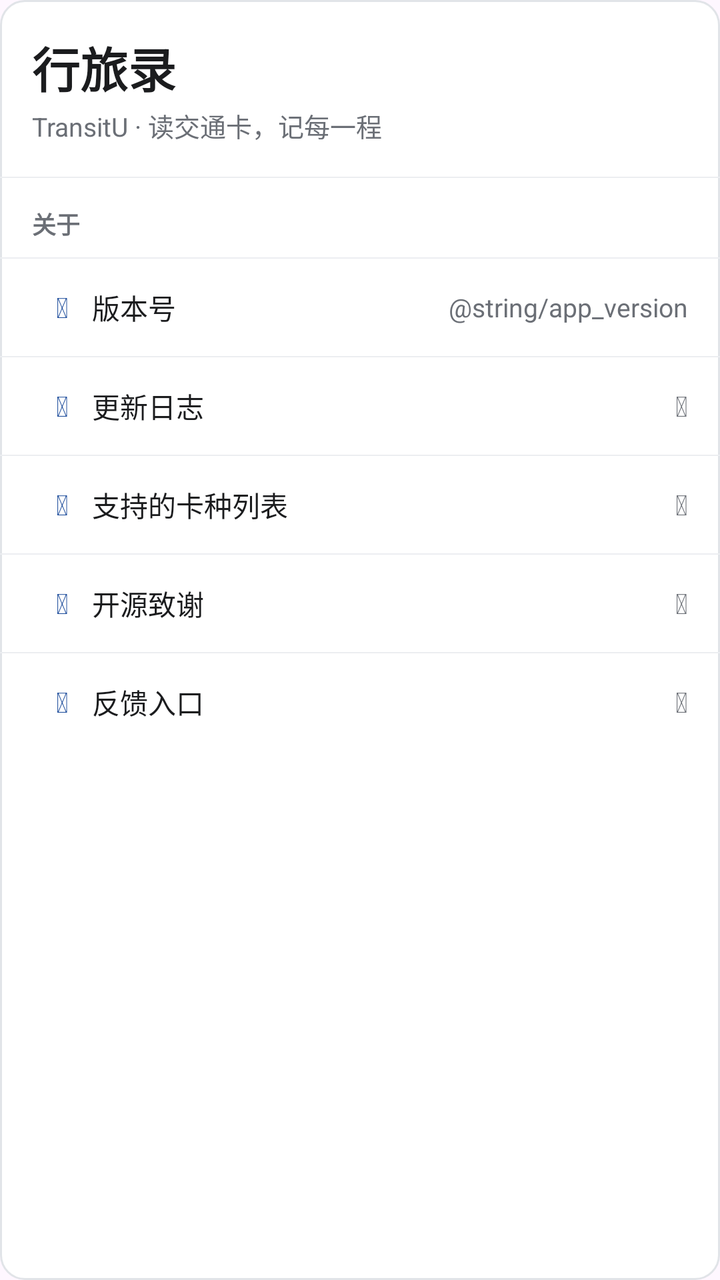
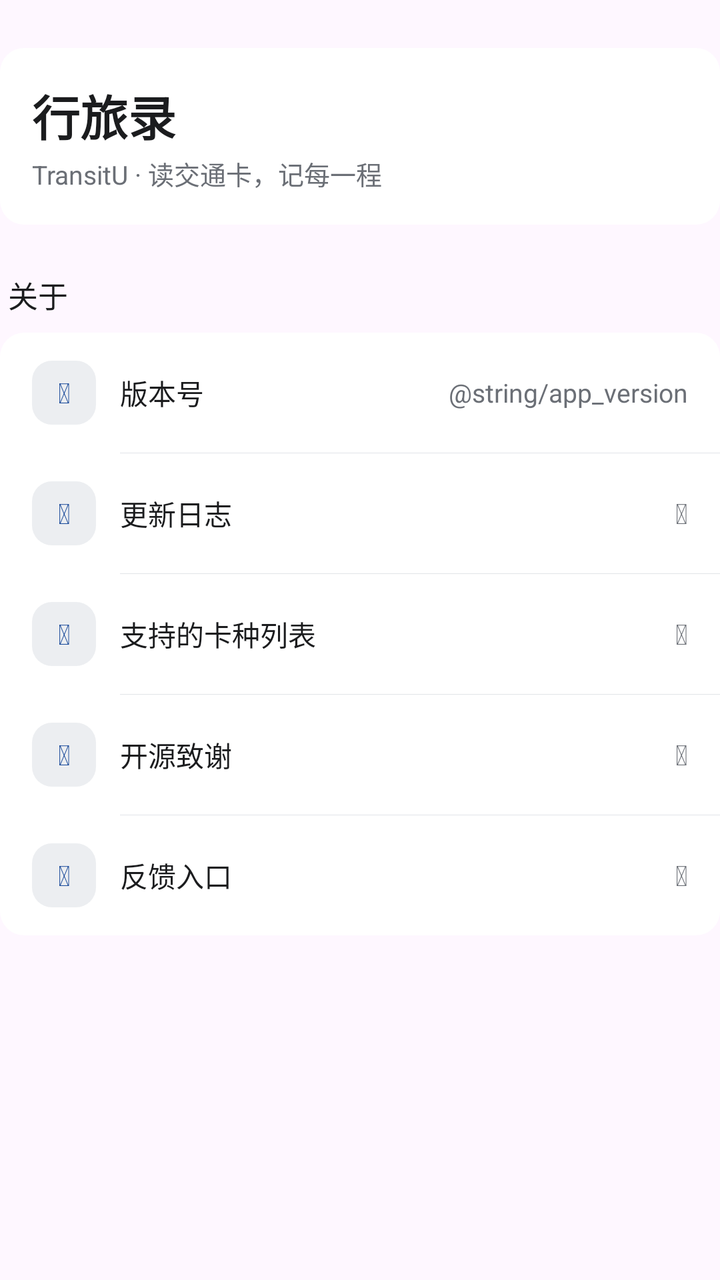

Two renders of the same Android screen: before a commit and after it. Below are the layout's source before the change and the commit's diff.
<!-- AndroidManifest.xml: application theme Theme.TransitU -->
<!-- res/layout/section_about.xml -->
<?xml version="1.0" encoding="utf-8"?>
<LinearLayout xmlns:android="http://schemas.android.com/apk/res/android"
    android:layout_width="match_parent"
    android:layout_height="wrap_content"
    android:orientation="vertical"
    android:background="@drawable/bg_content_card"
    android:divider="@drawable/bg_row_divider"
    android:showDividers="middle"
    android:layout_marginBottom="24dp">

    <LinearLayout
        android:layout_width="match_parent"
        android:layout_height="wrap_content"
        android:orientation="vertical"
        android:paddingStart="16dp"
        android:paddingTop="16dp"
        android:paddingEnd="16dp"
        android:paddingBottom="16dp">

        <TextView
            android:layout_width="wrap_content"
            android:layout_height="wrap_content"
            android:text="@string/app_name"
            android:textColor="@color/ink"
            android:textSize="24sp"
            android:textStyle="bold" />

        <TextView
            android:layout_width="wrap_content"
            android:layout_height="wrap_content"
            android:layout_marginTop="2dp"
            android:text="@string/brand_lockup"
            android:textColor="@color/ink_3"
            android:textSize="13sp" />
    </LinearLayout>

    <TextView
        android:layout_width="wrap_content"
        android:layout_height="wrap_content"
        android:text="关于"
        android:textColor="@color/ink_3"
        android:textSize="12sp"
        android:textStyle="bold"
        android:paddingStart="16dp"
        android:paddingTop="14dp"
        android:paddingBottom="8dp" />

    <LinearLayout
        android:layout_width="match_parent"
        android:layout_height="wrap_content"
        android:orientation="horizontal"
        android:gravity="center_vertical"
        android:paddingStart="16dp"
        android:paddingEnd="16dp"
        android:paddingTop="14dp"
        android:paddingBottom="14dp">

        <TextView
            android:id="@+id/iconVersion"
            android:layout_width="30dp"
            android:layout_height="wrap_content"
            android:layout_gravity="center_vertical"
            android:gravity="center"
            android:text="&#xf02b;"
            android:textColor="@color/accent"
            android:textSize="14sp"
            android:tag="fa" />

        <TextView
            android:layout_width="0dp"
            android:layout_height="wrap_content"
            android:layout_weight="1"
            android:text="版本号"
            android:textColor="@color/ink"
            android:textSize="14sp" />
        <TextView
            android:layout_width="wrap_content"
            android:layout_height="wrap_content"
            android:text="@string/app_version"
            android:textColor="@color/ink_3"
            android:textSize="13sp" />
    </LinearLayout>

    <LinearLayout
        android:layout_width="match_parent"
        android:layout_height="wrap_content"
        android:orientation="horizontal"
        android:gravity="center_vertical"
        android:paddingStart="16dp"
        android:paddingEnd="16dp"
        android:paddingTop="14dp"
        android:paddingBottom="14dp">

        <TextView
            android:id="@+id/iconChangelog"
            android:layout_width="30dp"
            android:layout_height="wrap_content"
            android:layout_gravity="center_vertical"
            android:gravity="center"
            android:text="&#xf1da;"
            android:textColor="@color/accent"
            android:textSize="14sp"
            android:tag="fa" />

        <TextView
            android:layout_width="0dp"
            android:layout_height="wrap_content"
            android:layout_weight="1"
            android:text="更新日志"
            android:textColor="@color/ink"
            android:textSize="14sp" />
        <TextView
            android:layout_width="wrap_content"
            android:layout_height="wrap_content"
            android:text="&#xf054;"
            android:textColor="@color/ink_3"
            android:textSize="14sp"
            android:tag="fa" />
    </LinearLayout>

    <LinearLayout
        android:layout_width="match_parent"
        android:layout_height="wrap_content"
        android:orientation="horizontal"
        android:gravity="center_vertical"
        android:paddingStart="16dp"
        android:paddingEnd="16dp"
        android:paddingTop="14dp"
        android:paddingBottom="14dp">

        <TextView
            android:id="@+id/iconSupportedCards"
            android:layout_width="30dp"
            android:layout_height="wrap_content"
            android:layout_gravity="center_vertical"
            android:gravity="center"
            android:text="&#xf0ae;"
            android:textColor="@color/accent"
            android:textSize="14sp"
            android:tag="fa" />

        <TextView
            android:layout_width="0dp"
            android:layout_height="wrap_content"
            android:layout_weight="1"
            android:text="支持的卡种列表"
            android:textColor="@color/ink"
            android:textSize="14sp" />
        <TextView
            android:layout_width="wrap_content"
            android:layout_height="wrap_content"
            android:text="&#xf054;"
            android:textColor="@color/ink_3"
            android:textSize="14sp"
            android:tag="fa" />
    </LinearLayout>

    <LinearLayout
        android:layout_width="match_parent"
        android:layout_height="wrap_content"
        android:orientation="horizontal"
        android:gravity="center_vertical"
        android:paddingStart="16dp"
        android:paddingEnd="16dp"
        android:paddingTop="14dp"
        android:paddingBottom="14dp">

        <TextView
            android:id="@+id/iconOpenSource"
            android:layout_width="30dp"
            android:layout_height="wrap_content"
            android:layout_gravity="center_vertical"
            android:gravity="center"
            android:text="&#xf004;"
            android:textColor="@color/accent"
            android:textSize="14sp"
            android:tag="fa" />

        <TextView
            android:layout_width="0dp"
            android:layout_height="wrap_content"
            android:layout_weight="1"
            android:text="开源致谢"
            android:textColor="@color/ink"
            android:textSize="14sp" />
        <TextView
            android:layout_width="wrap_content"
            android:layout_height="wrap_content"
            android:text="&#xf054;"
            android:textColor="@color/ink_3"
            android:textSize="14sp"
            android:tag="fa" />
    </LinearLayout>

    <LinearLayout
        android:id="@+id/rowFeedback"
        android:layout_width="match_parent"
        android:layout_height="wrap_content"
        android:orientation="horizontal"
        android:gravity="center_vertical"
        android:paddingStart="16dp"
        android:paddingEnd="16dp"
        android:paddingTop="14dp"
        android:paddingBottom="14dp"
        android:clickable="true"
        android:focusable="true">

        <TextView
            android:id="@+id/iconFeedback"
            android:layout_width="30dp"
            android:layout_height="wrap_content"
            android:layout_gravity="center_vertical"
            android:gravity="center"
            android:text="&#xf0e0;"
            android:textColor="@color/accent"
            android:textSize="14sp"
            android:tag="fa" />

        <TextView
            android:layout_width="0dp"
            android:layout_height="wrap_content"
            android:layout_weight="1"
            android:text="反馈入口"
            android:textColor="@color/ink"
            android:textSize="14sp" />
        <TextView
            android:layout_width="wrap_content"
            android:layout_height="wrap_content"
            android:text="&#xf0c1;"
            android:textColor="@color/ink_3"
            android:textSize="14sp"
            android:tag="fa" />
    </LinearLayout>
</LinearLayout>
<!-- resources referenced by this layout -->
<resources>
  <color name="accent">#1F4E9C</color>
  <color name="ink">#1B1C1E</color>
  <color name="ink_3">#6B6F76</color>
  <!-- drawable bg_content_card (drawable) -->
  <?xml version="1.0" encoding="utf-8"?>
  <shape xmlns:android="http://schemas.android.com/apk/res/android">
      <solid android:color="#FFFFFF" />
      <corners android:radius="12dp" />
      <stroke android:width="1dp" android:color="@color/line" />
  </shape>
  <!-- drawable bg_row_divider (drawable) -->
  <?xml version="1.0" encoding="utf-8"?>
  <shape xmlns:android="http://schemas.android.com/apk/res/android">
      <size android:height="0.5dp" />
      <solid android:color="@color/fill" />
  </shape>
  <string name="app_name">行旅录</string>
  <string name="brand_lockup">TransitU · 读交通卡，记每一程</string>
  <style name="Theme.TransitU" parent="Theme.Material3.DayNight.NoActionBar">
          
          <item name="android:textSelectHandle">@drawable/tu_text_select_handle_middle</item>
          <item name="android:textSelectHandleLeft">@drawable/tu_text_select_handle_left</item>
          <item name="android:textSelectHandleRight">@drawable/tu_text_select_handle_right</item>
  
          
          <item name="android:textColorHighlight">@color/m3_highlighted_text</item>
      </style>
  <color name="line">#E1E4E8</color>
  <color name="fill">#ECEEF1</color>
  <!-- drawable tu_text_select_handle_middle (drawable) -->
  <?xml version="1.0" encoding="utf-8"?>
  <bitmap xmlns:android="http://schemas.android.com/apk/res/android"
      android:src="@drawable/abc_text_select_handle_middle_mtrl"
      android:tint="?attr/colorPrimary"
      android:tintMode="src_in" />
  <!-- drawable tu_text_select_handle_left (drawable) -->
  <?xml version="1.0" encoding="utf-8"?>
  <bitmap xmlns:android="http://schemas.android.com/apk/res/android"
      android:src="@drawable/abc_text_select_handle_left_mtrl"
      android:tint="?attr/colorPrimary"
      android:tintMode="src_in" />
  <!-- drawable tu_text_select_handle_right (drawable) -->
  <?xml version="1.0" encoding="utf-8"?>
  <bitmap xmlns:android="http://schemas.android.com/apk/res/android"
      android:src="@drawable/abc_text_select_handle_right_mtrl"
      android:tint="?attr/colorPrimary"
      android:tintMode="src_in" />
</resources>

<!-- the commit's change to res/layout/section_about.xml (unified diff, before → after) -->
@@ -3,232 +3,238 @@
     android:layout_width="match_parent"
     android:layout_height="wrap_content"
     android:orientation="vertical"
-    android:background="@drawable/bg_content_card"
-    android:divider="@drawable/bg_row_divider"
-    android:showDividers="middle"
-    android:layout_marginBottom="24dp">
-
-    <LinearLayout
-        android:layout_width="match_parent"
-        android:layout_height="wrap_content"
-        android:orientation="vertical"
-        android:paddingStart="16dp"
-        android:paddingTop="16dp"
-        android:paddingEnd="16dp"
-        android:paddingBottom="16dp">
-
-        <TextView
-            android:layout_width="wrap_content"
-            android:layout_height="wrap_content"
-            android:text="@string/app_name"
-            android:textColor="@color/ink"
-            android:textSize="24sp"
-            android:textStyle="bold" />
-
-        <TextView
-            android:layout_width="wrap_content"
-            android:layout_height="wrap_content"
-            android:layout_marginTop="2dp"
-            android:text="@string/brand_lockup"
-            android:textColor="@color/ink_3"
-            android:textSize="13sp" />
+    android:paddingTop="24dp">
+
+    <LinearLayout style="@style/SettingsSectionCard">
+
+        <LinearLayout
+            android:layout_width="match_parent"
+            android:layout_height="wrap_content"
+            android:orientation="vertical"
+            android:paddingStart="16dp"
+            android:paddingTop="16dp"
+            android:paddingEnd="16dp"
+            android:paddingBottom="16dp">
+
+            <TextView
+                android:layout_width="wrap_content"
+                android:layout_height="wrap_content"
+                android:text="@string/app_name"
+                android:textColor="@color/ink"
+                android:textSize="24sp"
+                android:textStyle="bold" />
+
+            <TextView
+                android:layout_width="wrap_content"
+                android:layout_height="wrap_content"
+                android:layout_marginTop="2dp"
+                android:text="@string/brand_lockup"
+                android:textColor="@color/ink_3"
+                android:textSize="13sp" />
+        </LinearLayout>
     </LinearLayout>
 
     <TextView
-        android:layout_width="wrap_content"
-        android:layout_height="wrap_content"
-        android:text="关于"
-        android:textColor="@color/ink_3"
-        android:textSize="12sp"
-        android:textStyle="bold"
-        android:paddingStart="16dp"
-        android:paddingTop="14dp"
-        android:paddingBottom="8dp" />
-
-    <LinearLayout
-        android:layout_width="match_parent"
-        android:layout_height="wrap_content"
-        android:orientation="horizontal"
-        android:gravity="center_vertical"
-        android:paddingStart="16dp"
-        android:paddingEnd="16dp"
-        android:paddingTop="14dp"
-        android:paddingBottom="14dp">
-
-        <TextView
-            android:id="@+id/iconVersion"
-            android:layout_width="30dp"
-            android:layout_height="wrap_content"
-            android:layout_gravity="center_vertical"
-            android:gravity="center"
-            android:text="&#xf02b;"
-            android:textColor="@color/accent"
-            android:textSize="14sp"
-            android:tag="fa" />
-
-        <TextView
-            android:layout_width="0dp"
-            android:layout_height="wrap_content"
-            android:layout_weight="1"
-            android:text="版本号"
-            android:textColor="@color/ink"
-            android:textSize="14sp" />
-        <TextView
-            android:layout_width="wrap_content"
-            android:layout_height="wrap_content"
-            android:text="@string/app_version"
-            android:textColor="@color/ink_3"
-            android:textSize="13sp" />
-    </LinearLayout>
-
-    <LinearLayout
-        android:layout_width="match_parent"
-        android:layout_height="wrap_content"
-        android:orientation="horizontal"
-        android:gravity="center_vertical"
-        android:paddingStart="16dp"
-        android:paddingEnd="16dp"
-        android:paddingTop="14dp"
-        android:paddingBottom="14dp">
-
-        <TextView
-            android:id="@+id/iconChangelog"
-            android:layout_width="30dp"
-            android:layout_height="wrap_content"
-            android:layout_gravity="center_vertical"
-            android:gravity="center"
-            android:text="&#xf1da;"
-            android:textColor="@color/accent"
-            android:textSize="14sp"
-            android:tag="fa" />
-
-        <TextView
-            android:layout_width="0dp"
-            android:layout_height="wrap_content"
-            android:layout_weight="1"
-            android:text="更新日志"
-            android:textColor="@color/ink"
-            android:textSize="14sp" />
-        <TextView
-            android:layout_width="wrap_content"
-            android:layout_height="wrap_content"
-            android:text="&#xf054;"
-            android:textColor="@color/ink_3"
-            android:textSize="14sp"
-            android:tag="fa" />
-    </LinearLayout>
-
-    <LinearLayout
-        android:layout_width="match_parent"
-        android:layout_height="wrap_content"
-        android:orientation="horizontal"
-        android:gravity="center_vertical"
-        android:paddingStart="16dp"
-        android:paddingEnd="16dp"
-        android:paddingTop="14dp"
-        android:paddingBottom="14dp">
-
-        <TextView
-            android:id="@+id/iconSupportedCards"
-            android:layout_width="30dp"
-            android:layout_height="wrap_content"
-            android:layout_gravity="center_vertical"
-            android:gravity="center"
-            android:text="&#xf0ae;"
-            android:textColor="@color/accent"
-            android:textSize="14sp"
-            android:tag="fa" />
-
-        <TextView
-            android:layout_width="0dp"
-            android:layout_height="wrap_content"
-            android:layout_weight="1"
-            android:text="支持的卡种列表"
-            android:textColor="@color/ink"
-            android:textSize="14sp" />
-        <TextView
-            android:layout_width="wrap_content"
-            android:layout_height="wrap_content"
-            android:text="&#xf054;"
-            android:textColor="@color/ink_3"
-            android:textSize="14sp"
-            android:tag="fa" />
-    </LinearLayout>
-
-    <LinearLayout
-        android:layout_width="match_parent"
-        android:layout_height="wrap_content"
-        android:orientation="horizontal"
-        android:gravity="center_vertical"
-        android:paddingStart="16dp"
-        android:paddingEnd="16dp"
-        android:paddingTop="14dp"
-        android:paddingBottom="14dp">
-
-        <TextView
-            android:id="@+id/iconOpenSource"
-            android:layout_width="30dp"
-            android:layout_height="wrap_content"
-            android:layout_gravity="center_vertical"
-            android:gravity="center"
-            android:text="&#xf004;"
-            android:textColor="@color/accent"
-            android:textSize="14sp"
-            android:tag="fa" />
-
-        <TextView
-            android:layout_width="0dp"
-            android:layout_height="wrap_content"
-            android:layout_weight="1"
-            android:text="开源致谢"
-            android:textColor="@color/ink"
-            android:textSize="14sp" />
-        <TextView
-            android:layout_width="wrap_content"
-            android:layout_height="wrap_content"
-            android:text="&#xf054;"
-            android:textColor="@color/ink_3"
-            android:textSize="14sp"
-            android:tag="fa" />
-    </LinearLayout>
-
-    <LinearLayout
-        android:id="@+id/rowFeedback"
-        android:layout_width="match_parent"
-        android:layout_height="wrap_content"
-        android:orientation="horizontal"
-        android:gravity="center_vertical"
-        android:paddingStart="16dp"
-        android:paddingEnd="16dp"
-        android:paddingTop="14dp"
-        android:paddingBottom="14dp"
-        android:clickable="true"
-        android:focusable="true">
-
-        <TextView
-            android:id="@+id/iconFeedback"
-            android:layout_width="30dp"
-            android:layout_height="wrap_content"
-            android:layout_gravity="center_vertical"
-            android:gravity="center"
-            android:text="&#xf0e0;"
-            android:textColor="@color/accent"
-            android:textSize="14sp"
-            android:tag="fa" />
-
-        <TextView
-            android:layout_width="0dp"
-            android:layout_height="wrap_content"
-            android:layout_weight="1"
-            android:text="反馈入口"
-            android:textColor="@color/ink"
-            android:textSize="14sp" />
-        <TextView
-            android:layout_width="wrap_content"
-            android:layout_height="wrap_content"
-            android:text="&#xf0c1;"
-            android:textColor="@color/ink_3"
-            android:textSize="14sp"
-            android:tag="fa" />
+        style="@style/SettingsSectionTitle"
+        android:text="关于" />
+
+    <LinearLayout style="@style/SettingsSectionCard">
+
+        <LinearLayout
+            android:layout_width="match_parent"
+            android:layout_height="wrap_content"
+            android:orientation="horizontal"
+            android:gravity="center_vertical"
+            android:paddingStart="16dp"
+            android:paddingEnd="16dp"
+            android:paddingTop="14dp"
+            android:paddingBottom="14dp">
+
+            <TextView
+                android:id="@+id/iconVersion"
+                android:layout_width="32dp"
+                android:layout_height="32dp"
+                android:layout_gravity="center_vertical"
+                android:layout_marginEnd="12dp"
+                android:background="@drawable/bg_settings_icon"
+                android:gravity="center"
+                android:text="&#xf02b;"
+                android:textColor="@color/accent"
+                android:textSize="14sp"
+                android:tag="fa" />
+
+            <TextView
+                android:layout_width="0dp"
+                android:layout_height="wrap_content"
+                android:layout_weight="1"
+                android:text="版本号"
+                android:textColor="@color/ink"
+                android:textSize="14sp" />
+            <TextView
+                android:layout_width="wrap_content"
+                android:layout_height="wrap_content"
+                android:text="@string/app_version"
+                android:textColor="@color/ink_3"
+                android:textSize="13sp" />
+        </LinearLayout>
+
+        <LinearLayout
+            android:layout_width="match_parent"
+            android:layout_height="wrap_content"
+            android:orientation="horizontal"
+            android:gravity="center_vertical"
+            android:paddingStart="16dp"
+            android:paddingEnd="16dp"
+            android:paddingTop="14dp"
+            android:paddingBottom="14dp">
+
+            <TextView
+                android:id="@+id/iconChangelog"
+                android:layout_width="32dp"
+                android:layout_height="32dp"
+                android:layout_gravity="center_vertical"
+                android:layout_marginEnd="12dp"
+                android:background="@drawable/bg_settings_icon"
+                android:gravity="center"
+                android:text="&#xf1da;"
+                android:textColor="@color/accent"
+                android:textSize="14sp"
+                android:tag="fa" />
+
+            <TextView
+                android:layout_width="0dp"
+                android:layout_height="wrap_content"
+                android:layout_weight="1"
+                android:text="更新日志"
+                android:textColor="@color/ink"
+                android:textSize="14sp" />
+            <TextView
+                android:layout_width="wrap_content"
+                android:layout_height="wrap_content"
+                android:text="&#xf054;"
+                android:textColor="@color/ink_3"
+                android:textSize="14sp"
+                android:tag="fa" />
+        </LinearLayout>
+
+        <LinearLayout
+            android:layout_width="match_parent"
+            android:layout_height="wrap_content"
+            android:orientation="horizontal"
+            android:gravity="center_vertical"
+            android:paddingStart="16dp"
+            android:paddingEnd="16dp"
+            android:paddingTop="14dp"
+            android:paddingBottom="14dp">
+
+            <TextView
+                android:id="@+id/iconSupportedCards"
+                android:layout_width="32dp"
+                android:layout_height="32dp"
+                android:layout_gravity="center_vertical"
+                android:layout_marginEnd="12dp"
+                android:background="@drawable/bg_settings_icon"
+                android:gravity="center"
+                android:text="&#xf0ae;"
+                android:textColor="@color/accent"
+                android:textSize="14sp"
+                android:tag="fa" />
+
+            <TextView
+                android:layout_width="0dp"
+                android:layout_height="wrap_content"
+                android:layout_weight="1"
+                android:text="支持的卡种列表"
+                android:textColor="@color/ink"
+                android:textSize="14sp" />
+            <TextView
+                android:layout_width="wrap_content"
+                android:layout_height="wrap_content"
+                android:text="&#xf054;"
+                android:textColor="@color/ink_3"
+                android:textSize="14sp"
+                android:tag="fa" />
+        </LinearLayout>
+
+        <LinearLayout
+            android:layout_width="match_parent"
+            android:layout_height="wrap_content"
+            android:orientation="horizontal"
+            android:gravity="center_vertical"
+            android:paddingStart="16dp"
+            android:paddingEnd="16dp"
+            android:paddingTop="14dp"
+            android:paddingBottom="14dp">
+
+            <TextView
+                android:id="@+id/iconOpenSource"
+                android:layout_width="32dp"
+                android:layout_height="32dp"
+                android:layout_gravity="center_vertical"
+                android:layout_marginEnd="12dp"
+                android:background="@drawable/bg_settings_icon"
+                android:gravity="center"
+                android:text="&#xf004;"
+                android:textColor="@color/accent"
+                android:textSize="14sp"
+                android:tag="fa" />
+
+            <TextView
+                android:layout_width="0dp"
+                android:layout_height="wrap_content"
+                android:layout_weight="1"
+                android:text="开源致谢"
+                android:textColor="@color/ink"
+                android:textSize="14sp" />
+            <TextView
+                android:layout_width="wrap_content"
+                android:layout_height="wrap_content"
+                android:text="&#xf054;"
+                android:textColor="@color/ink_3"
+                android:textSize="14sp"
+                android:tag="fa" />
+        </LinearLayout>
+
+        <LinearLayout
+            android:id="@+id/rowFeedback"
+            android:layout_width="match_parent"
+            android:layout_height="wrap_content"
+            android:orientation="horizontal"
+            android:gravity="center_vertical"
+            android:paddingStart="16dp"
+            android:paddingEnd="16dp"
+            android:paddingTop="14dp"
+            android:paddingBottom="14dp"
+            android:clickable="true"
+            android:focusable="true">
+
+            <TextView
+                android:id="@+id/iconFeedback"
+                android:layout_width="32dp"
+                android:layout_height="32dp"
+                android:layout_gravity="center_vertical"
+                android:layout_marginEnd="12dp"
+                android:background="@drawable/bg_settings_icon"
+                android:gravity="center"
+                android:text="&#xf0e0;"
+                android:textColor="@color/accent"
+                android:textSize="14sp"
+                android:tag="fa" />
+
+            <TextView
+                android:layout_width="0dp"
+                android:layout_height="wrap_content"
+                android:layout_weight="1"
+                android:text="反馈入口"
+                android:textColor="@color/ink"
+                android:textSize="14sp" />
+            <TextView
+                android:layout_width="wrap_content"
+                android:layout_height="wrap_content"
+                android:text="&#xf0c1;"
+                android:textColor="@color/ink_3"
+                android:textSize="14sp"
+                android:tag="fa" />
+        </LinearLayout>
     </LinearLayout>
 </LinearLayout>
<!-- resource entries referenced after the edit -->
@@ -3,21 +3,32 @@
   <color name="accent">#1F4E9C</color>
   <color name="ink">#1B1C1E</color>
   <color name="ink_3">#6B6F76</color>
-  <!-- drawable bg_content_card (drawable) -->
+  <!-- drawable bg_settings_icon (drawable) -->
   <?xml version="1.0" encoding="utf-8"?>
   <shape xmlns:android="http://schemas.android.com/apk/res/android">
-      <solid android:color="#FFFFFF" />
-      <corners android:radius="12dp" />
-      <stroke android:width="1dp" android:color="@color/line" />
-  </shape>
-  <!-- drawable bg_row_divider (drawable) -->
-  <?xml version="1.0" encoding="utf-8"?>
-  <shape xmlns:android="http://schemas.android.com/apk/res/android">
-      <size android:height="0.5dp" />
       <solid android:color="@color/fill" />
+      <corners android:radius="10dp" />
   </shape>
   <string name="app_name">行旅录</string>
   <string name="brand_lockup">TransitU · 读交通卡，记每一程</string>
+  <style name="SettingsSectionCard">
+          <item name="android:layout_width">match_parent</item>
+          <item name="android:layout_height">wrap_content</item>
+          <item name="android:background">@drawable/bg_card_plain</item>
+          <item name="android:divider">@drawable/bg_settings_divider</item>
+          <item name="android:orientation">vertical</item>
+          <item name="android:showDividers">middle</item>
+      </style>
+  <style name="SettingsSectionTitle">
+          <item name="android:layout_width">match_parent</item>
+          <item name="android:layout_height">wrap_content</item>
+          <item name="android:layout_marginStart">4dp</item>
+          <item name="android:layout_marginTop">24dp</item>
+          <item name="android:layout_marginBottom">8dp</item>
+          <item name="android:fontFamily">sans-serif-medium</item>
+          <item name="android:textColor">@color/ink</item>
+          <item name="android:textSize">15sp</item>
+      </style>
   <style name="Theme.TransitU" parent="Theme.Material3.DayNight.NoActionBar">
           
           <item name="android:textSelectHandle">@drawable/tu_text_select_handle_middle</item>
@@ -29,6 +40,21 @@
       </style>
   <color name="line">#E1E4E8</color>
   <color name="fill">#ECEEF1</color>
+  <!-- drawable bg_card_plain (drawable) -->
+  <?xml version="1.0" encoding="utf-8"?>
+  <shape xmlns:android="http://schemas.android.com/apk/res/android">
+      <solid android:color="@color/surface" />
+      <corners android:radius="12dp" />
+  </shape>
+  <!-- drawable bg_settings_divider (drawable) -->
+  <?xml version="1.0" encoding="utf-8"?>
+  <inset xmlns:android="http://schemas.android.com/apk/res/android"
+      android:insetLeft="60dp">
+      <shape android:shape="rectangle">
+          <solid android:color="@color/line" />
+          <size android:height="1px" />
+      </shape>
+  </inset>
   <!-- drawable tu_text_select_handle_middle (drawable) -->
   <?xml version="1.0" encoding="utf-8"?>
   <bitmap xmlns:android="http://schemas.android.com/apk/res/android"
@@ -47,5 +73,6 @@
       android:src="@drawable/abc_text_select_handle_right_mtrl"
       android:tint="?attr/colorPrimary"
       android:tintMode="src_in" />
+  <color name="surface">#FFFFFF</color>
 </resources>
 
